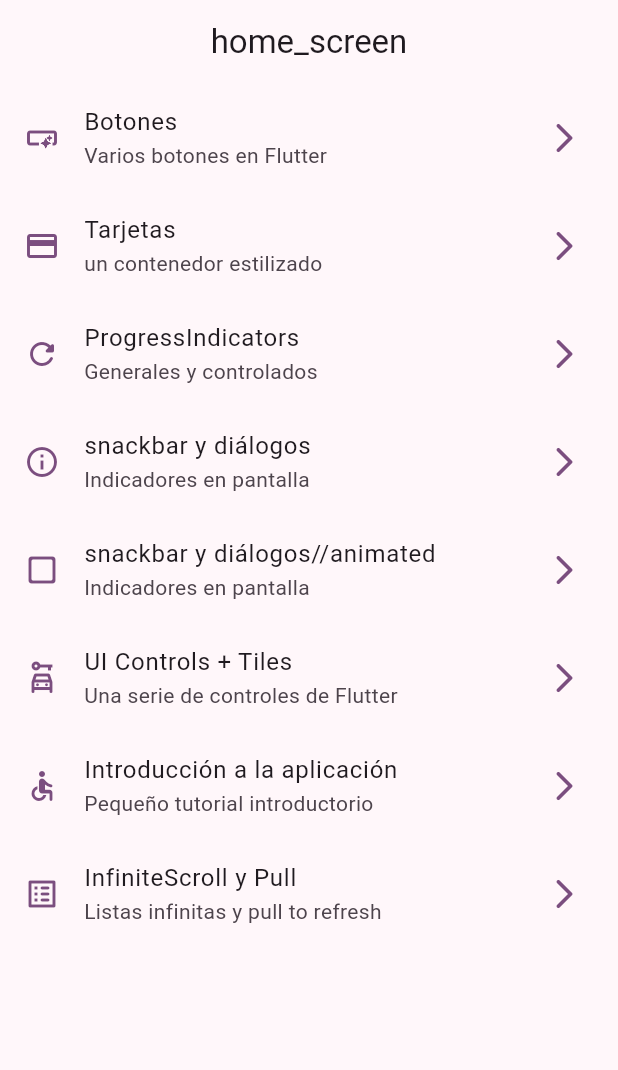
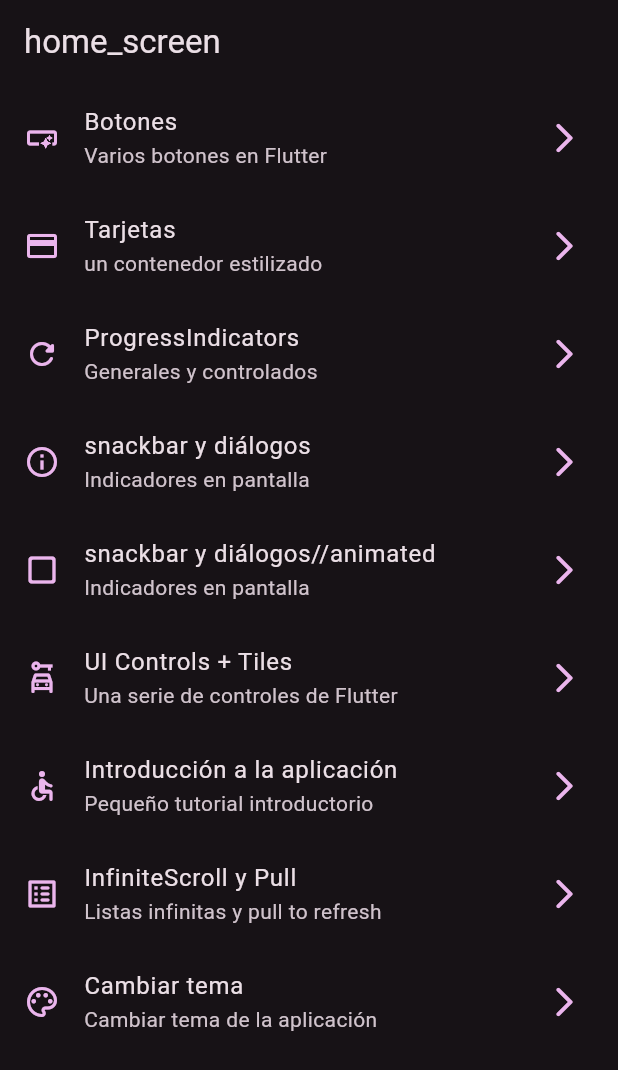
Before and after one commit to LeonParedes/jeilowin, a Flutter app: the screen it shows after launch, on a phone screen of 412 x 824 dp. Shown: the top 1070 px of the screen. Run offline on Flutter 3.47's test engine with Material 2 defaults, Android fonts, the phone set to English and light mode, and no system bars; our stand-ins replace animate_do, flutter_riverpod, go_router.

Commit message:
15-11 no tiene copywith

```diff
--- a/lib/config/menu/menu_items.dart
+++ b/lib/config/menu/menu_items.dart
@@ -55,4 +55,9 @@
       subTitle: 'Listas infinitas y pull to refresh',
       link: '/infinite',
       icon: Icons.list_alt_rounded),
+  const MenuItem(
+      title: 'Cambiar tema',
+      subTitle: 'Cambiar tema de la aplicación',
+      link: '/theme-changer',
+      icon: Icons.color_lens_outlined),
 ];
--- a/lib/config/router/app_router.dart
+++ b/lib/config/router/app_router.dart
@@ -1,6 +1,5 @@
 import 'package:go_router/go_router.dart';
 import 'list_router.dart';
-
 
 
 final GoRouter appRouter = GoRouter(
--- a/lib/config/theme/app_theme.dart
+++ b/lib/config/theme/app_theme.dart
@@ -1,7 +1,7 @@
 import 'package:flutter/material.dart';
-    const Color _customColor = Colors.purple;
-    const List<Color> _customThemes = [
-      _customColor,
+    const Color customColor = Colors.purple;
+    const List<Color> customThemes = [
+      customColor,
       Colors.blue,
       Colors.cyan,
       Colors.teal,
@@ -12,15 +12,17 @@
     ];
     class AppTheme {
        final int selectedColor;
-       AppTheme({this.selectedColor = 0})
-        : assert(selectedColor >= 0 && selectedColor < _customThemes.length,
-          "Solo se encuentran colores en un rango de 0 a ${_customThemes.length}");
+       final bool isDarkMode;
+       AppTheme({
+    this.selectedColor = 0,
+    this.isDarkMode = true,
+  }) : assert(selectedColor >= 0 && selectedColor < customThemes.length,
+            'La selección de color no cumple con el rango de 0 asta ${customThemes.length - 1}');
 
-      ThemeData theme (){
-            return ThemeData(
-              useMaterial3: true,
-              colorSchemeSeed: _customThemes[selectedColor],
-              appBarTheme: const AppBarTheme(centerTitle: true)
-            );
-          }
-    }
+
+      ThemeData tema ()
+            => ThemeData(   useMaterial3: true,
+      brightness: isDarkMode ? Brightness.dark : Brightness.light,
+      colorSchemeSeed: customThemes[selectedColor],
+      appBarTheme: const AppBarTheme(centerTitle: false));
+      }
--- a/lib/main.dart
+++ b/lib/main.dart
@@ -1,20 +1,24 @@
 import 'package:flutter/material.dart';
 import 'config/router/app_router.dart';
 import 'config/theme/app_theme.dart';
+import 'package:flutter_riverpod/flutter_riverpod.dart';
+import '/../../presentation/providers/theme_provider.dart';
+
 
 void main() {
-  runApp(const MyApp());
+   runApp(const ProviderScope(child: MyApp()));
 }
 
-class MyApp extends StatelessWidget {
+class MyApp extends ConsumerWidget {
   const MyApp({super.key});
 
   // This widget is the root of your application.
-  @override
-  Widget build(BuildContext context) {
-    return MaterialApp.router(
+
+  Widget build(BuildContext context, WidgetRef ref) {
+    final AppTheme appTheme = ref.watch(themeNotifierProvider);
+   return MaterialApp.router(
         debugShowCheckedModeBanner: false,
-        theme: AppTheme(selectedColor: 0).theme(),
+        theme: appTheme.tema(),
         routerConfig: appRouter);
   }
-}
+ }
--- /dev/null
+++ b/lib/presentation/providers/counter_provider.dart
@@ -0,0 +1,4 @@
+import 'package:flutter_riverpod/flutter_riverpod.dart';
+
+
+final counterProvider = StateProvider<int>((ref) => 5 );
--- a/pubspec.yaml
+++ b/pubspec.yaml
@@ -38,6 +38,7 @@
   # Use with the CupertinoIcons class for iOS style icons.
   cupertino_icons: ^1.0.2
   go_router: ^12.0.1
+  flutter_riverpod: ^2.4.6
 
 dev_dependencies:
   flutter_test:
```
Also changed, not shown: lib/config/router/list_router.dart (+12 -0 lines), lib/presentation/providers/state_provider.dart (added, +16 -0 lines), lib/presentation/providers/theme_provider.dart (added, +33 -0 lines), lib/screen/counter/counter_screen.dart (added, +50 -0 lines), lib/screen/theme_changer/theme_changer.dart (added, +71 -0 lines), pubspec.lock.
